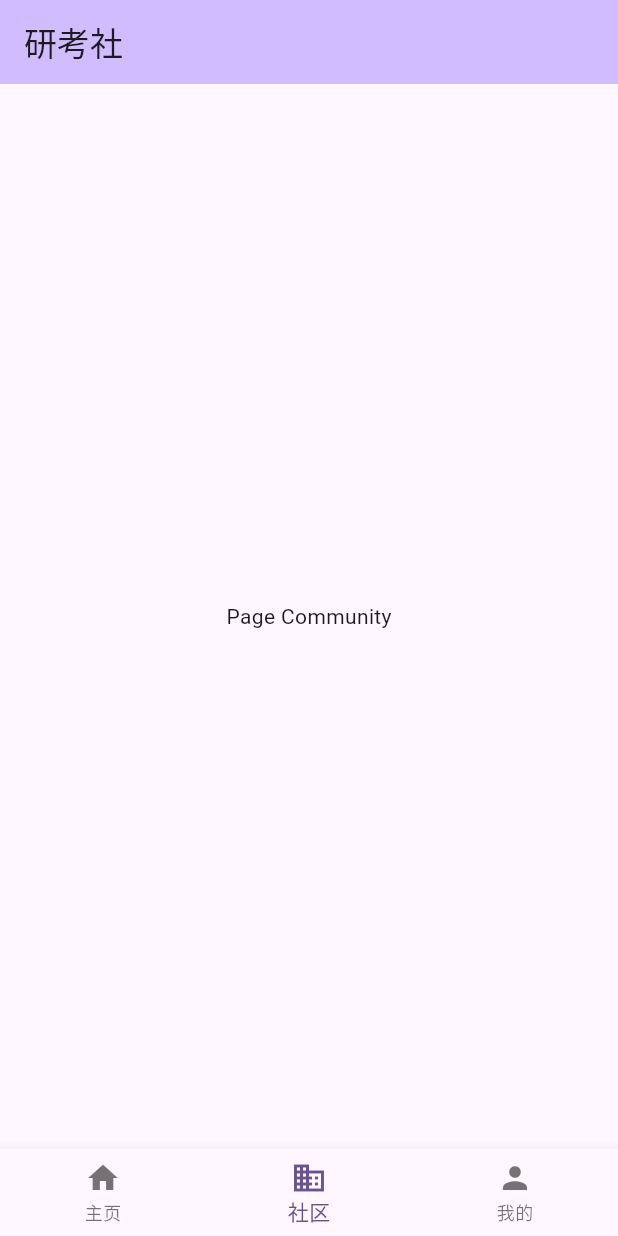
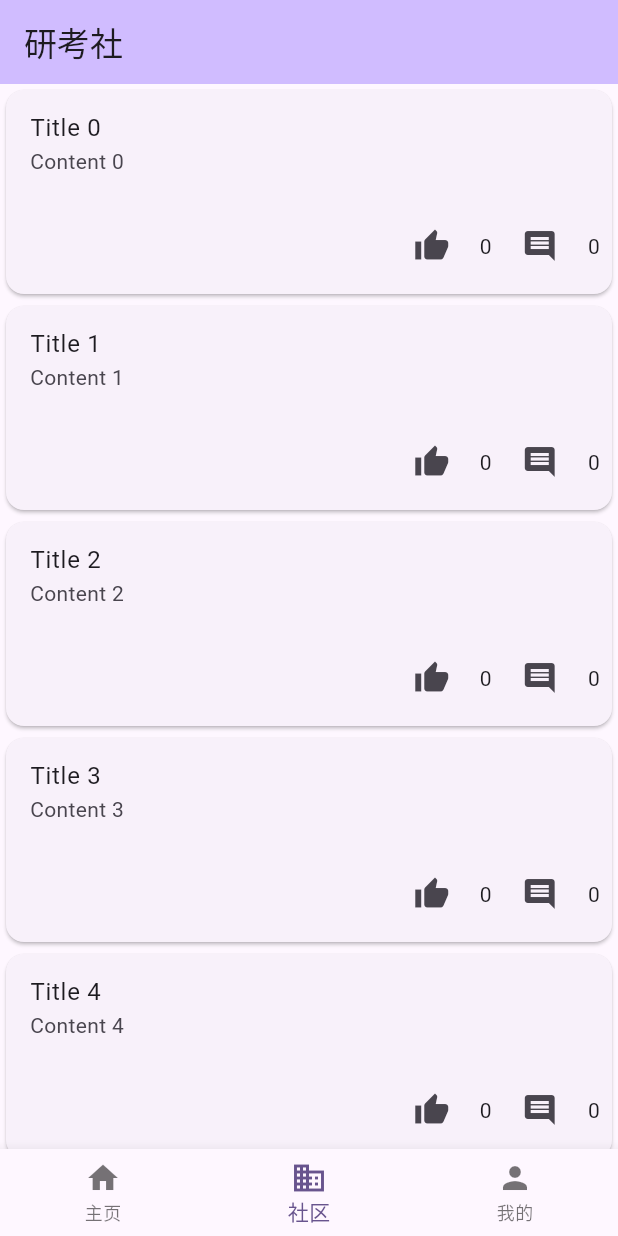
Before and after one commit to HHepan/exam-community, a Flutter app: the screen it shows after launch, item 2 of the bottom bar chosen, on a phone screen of 412 x 824 dp. Run offline on Flutter 3.47's test engine with Material 3 defaults, Android fonts, the light colour scheme and no system bars.

Commit message:
社区及帖子详情

```diff
--- a/lib/community/community.dart
+++ b/lib/community/community.dart
@@ -1,10 +1,62 @@
 import 'package:flutter/material.dart';
 
-class Community extends StatelessWidget {
+import '../entity/BlogPost.dart';
+import 'comments.dart';
+
+class Community extends StatefulWidget {
+  @override
+  _CommunityState createState() => _CommunityState();
+}
+
+class _CommunityState extends State<Community> {
+  // 假设已经有一个包含20条博客数据的列表
+  List<BlogPost> blogPosts = List.generate(20, (index) => BlogPost(
+    title: 'Title $index',
+    content: 'Content $index',
+  ));
+
   @override
   Widget build(BuildContext context) {
-    return Container(
-      child: Center(child: Text('Page Community')),
+    return Scaffold(
+      body: ListView.builder(
+        itemCount: blogPosts.length,
+        itemBuilder: (context, index) {
+          return Card(
+            child: Column(
+              children: [
+                ListTile(
+                  title: Text(blogPosts[index].title),
+                  subtitle: Text(blogPosts[index].content),
+                ),
+                ButtonBar(
+                  alignment: MainAxisAlignment.end,
+                  children: [
+                    IconButton(
+                      icon: Icon(Icons.thumb_up),
+                      onPressed: () {
+                        setState(() {
+                          blogPosts[index].likes++;
+                        });
+                      },
+                    ),
+                    Text('${blogPosts[index].likes}'),
+                    IconButton(
+                      icon: Icon(Icons.comment),
+                      onPressed: () {
+                        Navigator.push(
+                          context,
+                          MaterialPageRoute(builder: (context) => Comments(blogPost: blogPosts[index])),
+                        );
+                      },
+                    ),
+                    Text('${blogPosts[index].comments}'),
+                  ],
+                ),
+              ],
+            ),
+          );
+        },
+      ),
     );
   }
 }
--- /dev/null
+++ b/lib/entity/BlogPost.dart
@@ -0,0 +1,9 @@
+// 博客数据模型
+class BlogPost {
+  final String title;
+  final String content;
+  int likes;
+  int comments;
+
+  BlogPost({required this.title, required this.content, this.likes = 0, this.comments = 0});
+}
```
Also changed, not shown: lib/community/comments.dart (added, +42 -0 lines).
